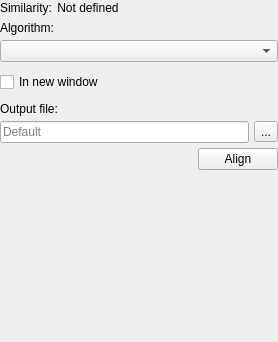
This is src/corelibs/U2View/src/ov_msa/ui/PairwiseAlignmentOptionsPanelWidget.ui in violethaze74/ugene as Qt 5 draws it before an edit; both pictures show x 0 to 278 and y 0 to 342 of the 278 by 592 pixel window. The edited form follows.
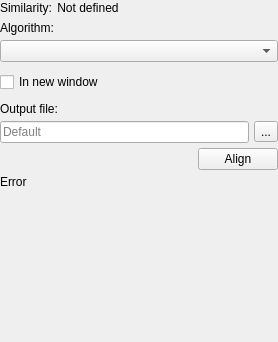
This is the edited form.

The edit to the form file:
```diff
--- a/src/corelibs/U2View/src/ov_msa/ui/PairwiseAlignmentOptionsPanelWidget.ui
+++ b/src/corelibs/U2View/src/ov_msa/ui/PairwiseAlignmentOptionsPanelWidget.ui
@@ -341,6 +341,16 @@
      </item>
     </layout>
    </item>
+   <item>
+    <widget class="QLabel" name="lblMessage">
+     <property name="text">
+      <string>Error</string>
+     </property>
+     <property name="wordWrap">
+      <bool>true</bool>
+     </property>
+    </widget>
+   </item>
    <item>
     <spacer name="globaSpacer">
      <property name="orientation">
```
